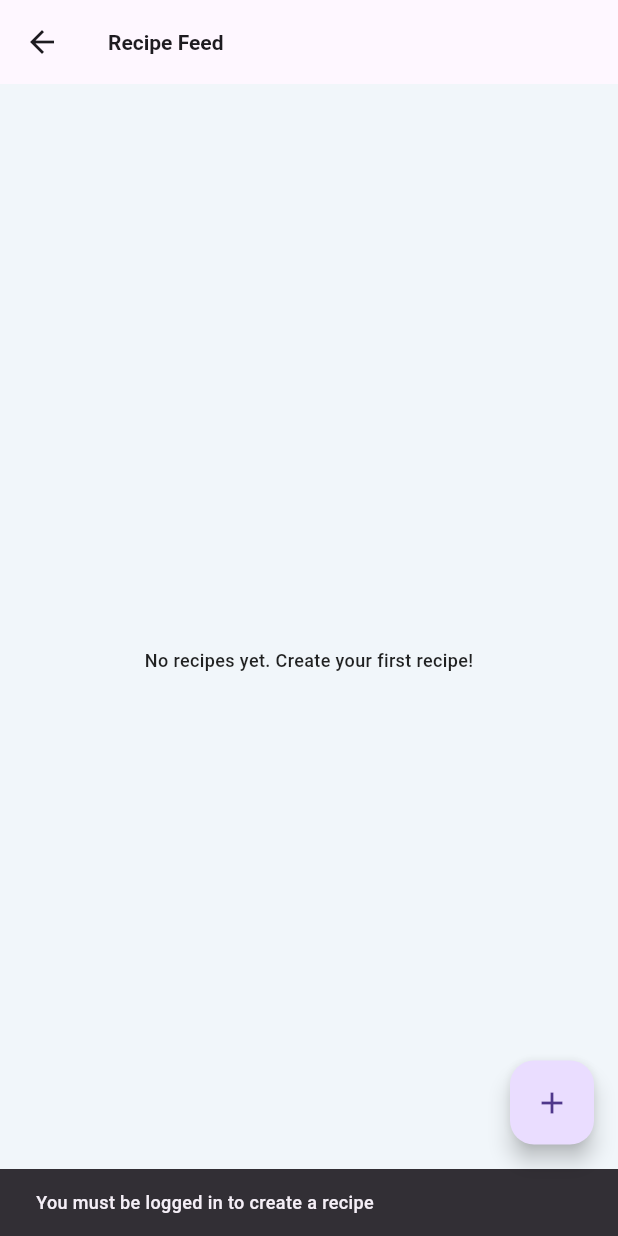
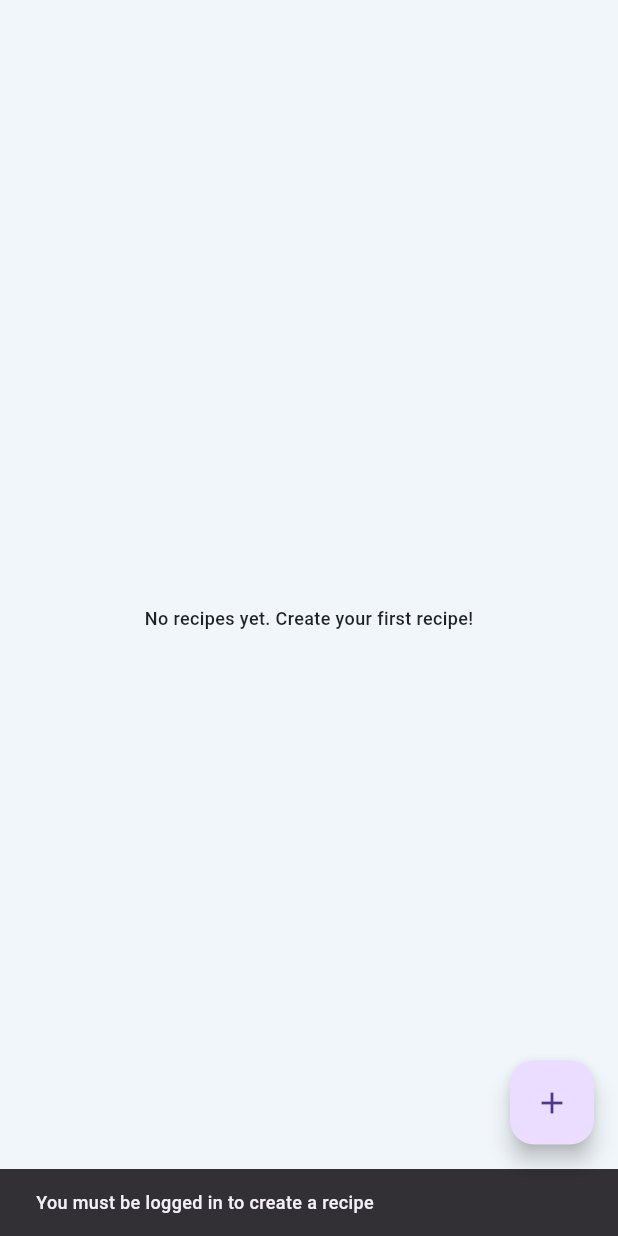
Before and after one commit to sherzadmohammad/nandin, a Flutter app: the MealPostsScreen screen opened directly, after a tap on the "add" icon, on a phone screen of 412 x 824 dp. Run offline on Flutter 3.47's test engine with Material 3 defaults, Android fonts, the phone set to English and light mode, and no system bars; our stand-ins replace flutter_riverpod, flutter_svg, image_picker, shared_preferences, shimmer, supabase_flutter and 2 more; accounts and stored records are empty; generated files the repository leaves out were written again; statements that could not run were skipped.

Commit message:
some UI adjusted

```diff
--- a/lib/screens/home_pages/posts_screen.dart
+++ b/lib/screens/home_pages/posts_screen.dart
@@ -4,6 +4,7 @@ import 'package:flutter_riverpod/flutter_riverpod.dart';
 import 'package:nanden/providers/post_provider.dart';
 import 'package:nanden/providers/user_provider.dart';
 import 'package:nanden/screens/home_pages/edit_post_screen.dart';
+import 'package:nanden/widgets/profile_image_widget.dart';
 import '../../providers/post_with_user_provider.dart';
 import '../../widgets/post_card_widget.dart';
 
@@ -25,23 +26,9 @@ class _MealPostsScreenState extends ConsumerState<MealPostsScreen> {
   @override
   Widget build(BuildContext context) {
 
-    final userAsync = ref.watch(userProvider);
     final postsWithUserAsync = ref.watch(postsWithUserProvider);
     return Scaffold(
-      appBar: AppBar(
-        title: const Text('Recipe Feed'),
-        actions: [
-          // Show username in app bar if available
-          userAsync.when(
-            data: (userData) => Padding(
-              padding: const EdgeInsets.all(8.0),
-              child: Center(child: Text(userData.name)),
-            ),
-            loading: () => const SizedBox.shrink(),
-            error: (_, __) => const SizedBox.shrink(),
-          ),
-        ],
-      ),
+
       body: postsWithUserAsync.when(
   data: (postsWithUser) {
     if (postsWithUser.isEmpty) {
```
Also changed, not shown: lib/widgets/post_card_widget.dart (+4 -9 lines).
